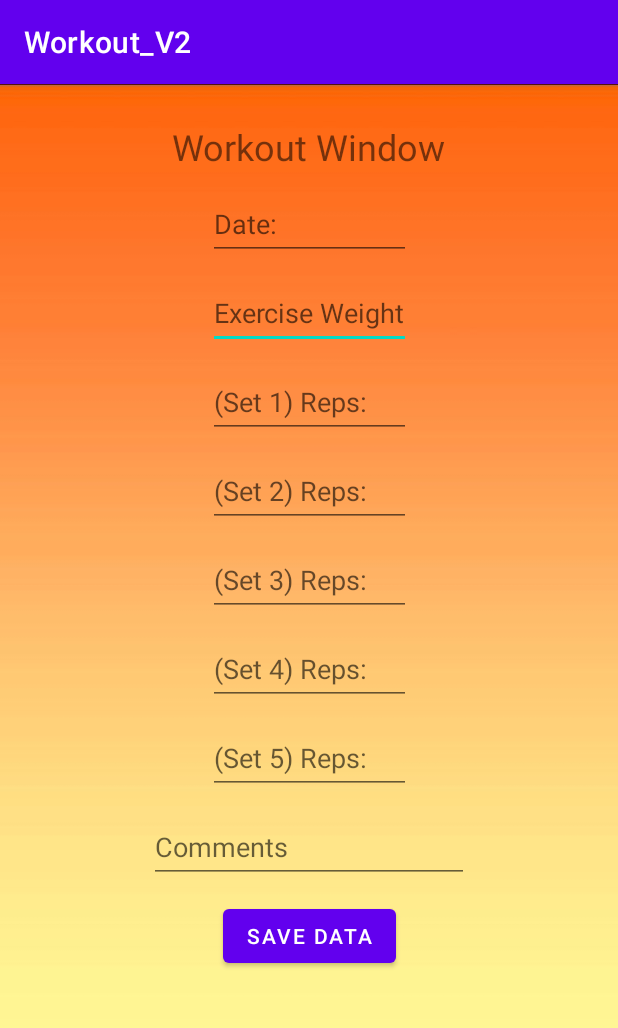
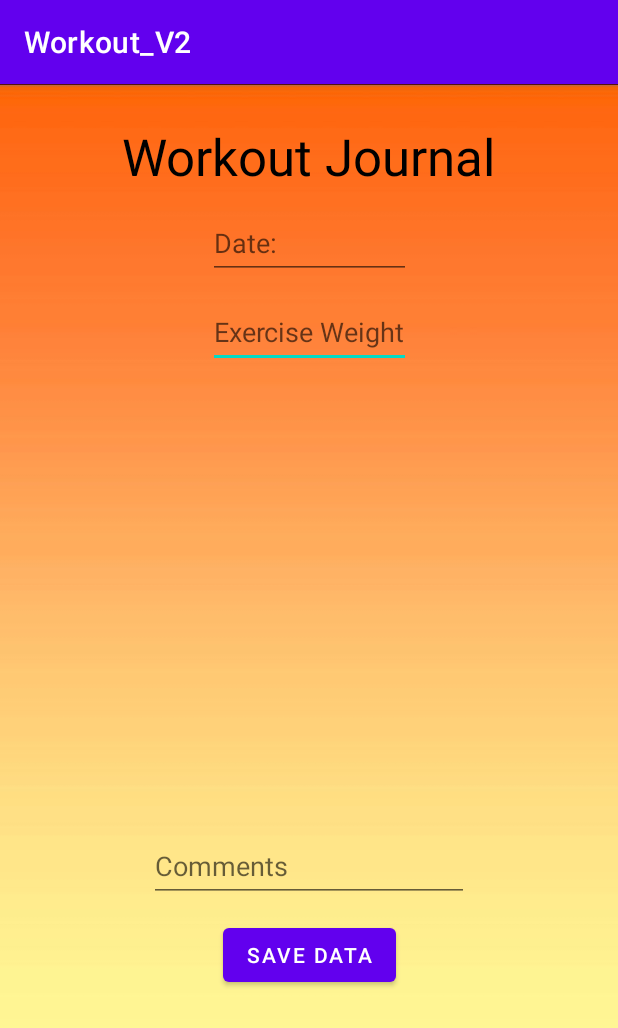
Before and after one commit to JPGregg/Workout-App, an Android app: the WorkoutStartActivity screen opened directly, with no data from a screen before it, after a tap on "SAVE DATA", on a phone screen of 412 x 824 dp. Shown: the top 1028 px of the screen. Run offline under Robolectric (Android 15) with nearby library versions, the phone set to English and light mode, and no system bars; 5 statements that could not run were skipped.

Commit message:
db working again. variable set numbers in workout start.

```diff
--- a/app/src/main/java/com/example/workout_v2/WorkoutStartActivity.java
+++ b/app/src/main/java/com/example/workout_v2/WorkoutStartActivity.java
@@ -4,6 +4,7 @@ import androidx.appcompat.app.AppCompatActivity;
 
 import android.content.ContentValues;
 import android.content.Intent;
+import android.database.Cursor;
 import android.database.sqlite.SQLiteDatabase;
 import android.os.Bundle;
 import android.view.View;
@@ -11,8 +12,38 @@ import android.widget.Button;
 import android.widget.EditText;
 import android.widget.Toast;
 
+import java.util.ArrayList;
+import java.util.Arrays;
+import java.util.List;
+
 public class WorkoutStartActivity extends AppCompatActivity {
     Button exerciseDataSave;
+
+    public List<Integer> colInfoInt(int colNum) {
+        SQLiteDatabase db = this.openOrCreateDatabase("test1",MODE_PRIVATE,null);
+        Intent intent = getIntent();
+        String extraTableName = intent.getStringExtra("tableName");
+        List<Integer> listInfo = new ArrayList<>();
+        String query = "SELECT * FROM " + extraTableName;
+        Cursor cursor = db.rawQuery(query,null);
+        if (cursor.moveToFirst()) {
+            do {
+                listInfo.add(cursor.getInt(colNum));
+            } while (cursor.moveToNext());
+        }
+        cursor.close();
+        return listInfo;
+    }
+
+    public int setValue(int setNum) {
+        int returnVal;
+        if (((EditText) findViewById(setNum)).getText().toString().equals("")) {
+            returnVal = 0;
+        } else {
+            returnVal = Integer.parseInt(((EditText) findViewById(setNum)).getText().toString());
+        }
+        return returnVal;
+    }
 
     @Override
     protected void onCreate(Bundle savedInstanceState) {
@@ -26,19 +57,35 @@ public class WorkoutStartActivity extends AppCompatActivity {
         String newQuery = "CREATE TABLE IF NOT EXISTS "+extraTableName+" (sets INT(2), totalReps INT(2), weight INT(3), weightType TEXT, " +
                 "date TEXT, comments TEXT, set1 INT(2), set2 INT(2), set3 INT(2), set4 INT(2), set5 INT(2))";
         db.execSQL(newQuery);
+
+        List<Integer> setCountList = new ArrayList<>();
+        setCountList = colInfoInt(0);
+        int setCount = setCountList.get(0);
+        //Toast.makeText(WorkoutStartActivity.this, Integer.toString(setCount), Toast.LENGTH_SHORT).show();
+        List<Integer> setETValues = Arrays.asList(R.id.editTextSet1, R.id.editTextSet2,
+                R.id.editTextSet3, R.id.editTextSet4, R.id.editTextSet5);
+        if (setCount < 5) {
+            for(int i = 5; i > setCount; i--) {
+                findViewById(setETValues.get(i-1)).setVisibility(View.INVISIBLE);
+            }
+        }
+
         exerciseDataSave.setOnClickListener(new View.OnClickListener() {
             @Override
             public void onClick(View view) {
                 try {
-                    int set1Value = Integer.parseInt(((EditText) findViewById(R.id.editTextSet1)).getText().toString());
-                    int set2Value = Integer.parseInt(((EditText) findViewById(R.id.editTextSet2)).getText().toString());
-                    int set3Value = Integer.parseInt(((EditText) findViewById(R.id.editTextSet3)).getText().toString());
-                    int set4Value = Integer.parseInt(((EditText) findViewById(R.id.editTextSet4)).getText().toString());
-                    int set5Value = Integer.parseInt(((EditText) findViewById(R.id.editTextSet5)).getText().toString());
+                    int set1Value = setValue(R.id.editTextSet1);
+                    int set2Value = setValue(R.id.editTextSet2);
+                    int set3Value = setValue(R.id.editTextSet3);
+                    int set4Value = setValue(R.id.editTextSet4);
+                    int set5Value = setValue(R.id.editTextSet5);
                     int totalRepValue = set1Value + set2Value + set3Value + set4Value + set5Value;
-                    int currentWeight = Integer.parseInt(((EditText) findViewById(R.id.currentWeightEditText)).getText().toString());
-                    String commentBox = ((EditText) findViewById(R.id.editTextCommentBox)).getText().toString();
-                    String currentDate = ((EditText) findViewById(R.id.editTextDate)).getText().toString();
+                    int currentWeight = Integer.parseInt(((EditText) findViewById(
+                            R.id.currentWeightEditText)).getText().toString());
+                    String commentBox = ((EditText) findViewById(
+                            R.id.editTextCommentBox)).getText().toString();
+                    String currentDate = ((EditText) findViewById(
+                            R.id.editTextDate)).getText().toString();
 
                     ContentValues cv = new ContentValues();
                     cv.put("set1", set1Value); //set1
@@ -50,10 +97,13 @@ public class WorkoutStartActivity extends AppCompatActivity {
                     cv.put("weight", currentWeight); //weight
                     cv.put("date", currentDate); //date
                     cv.put("comments", commentBox); //comments
+                    db.insert(extraTableName, null, cv);
+
                     Intent intent = new Intent(getApplicationContext(), HomeActivity.class);
                     startActivity(intent);
                 } catch (Exception e) {
-                    Toast.makeText(WorkoutStartActivity.this, "Missing exercise information",Toast.LENGTH_LONG).show();
+                    Toast.makeText(WorkoutStartActivity.this,
+                            "Missing exercise information",Toast.LENGTH_LONG).show();
                 }
             }
         });
--- a/app/src/main/res/layout/activity_result_selection.xml
+++ b/app/src/main/res/layout/activity_result_selection.xml
@@ -23,9 +23,11 @@
         android:layout_width="wrap_content"
         android:layout_height="wrap_content"
         android:layout_marginBottom="2dp"
-        android:layout_marginTop="80dp"
+        android:layout_marginTop="100dp"
+        android:gravity="center"
         android:text="@string/choose_exercise_to_view_results"
-        android:textSize="24sp"
+        android:textColor="@color/black"
+        android:textSize="34sp"
         app:layout_constraintBottom_toTopOf="@+id/resultListView"
         app:layout_constraintEnd_toEndOf="parent"
         app:layout_constraintHorizontal_bias="0.5"
--- a/app/src/main/res/layout/activity_workout_start.xml
+++ b/app/src/main/res/layout/activity_workout_start.xml
@@ -50,7 +50,7 @@
         android:layout_height="wrap_content"
         android:layout_marginTop="11dp"
         android:ems="10"
-        android:hint="(Set 1) Reps: "
+        android:hint="(Set #1) Reps: "
         android:inputType="number"
         android:minHeight="48dp"
         app:layout_constraintEnd_toEndOf="parent"
@@ -65,7 +65,7 @@
         android:layout_height="wrap_content"
         android:layout_marginTop="11dp"
         android:ems="10"
-        android:hint="(Set 2) Reps: "
+        android:hint="(Set #2) Reps: "
         android:inputType="number"
         android:minHeight="48dp"
         app:layout_constraintEnd_toEndOf="parent"
@@ -79,7 +79,7 @@
         android:layout_height="wrap_content"
         android:layout_marginTop="11dp"
         android:ems="10"
-        android:hint="(Set 3) Reps: "
+        android:hint="(Set #3) Reps: "
         android:inputType="number"
         android:minHeight="48dp"
         app:layout_constraintEnd_toEndOf="parent"
@@ -93,7 +93,7 @@
         android:layout_height="wrap_content"
         android:layout_marginTop="11dp"
         android:ems="10"
-        android:hint="(Set 4) Reps: "
+        android:hint="(Set #4) Reps: "
         android:inputType="number"
         android:minHeight="48dp"
         app:layout_constraintEnd_toEndOf="parent"
@@ -107,7 +107,7 @@
         android:layout_height="wrap_content"
         android:layout_marginTop="11dp"
         android:ems="10"
-        android:hint="(Set 5) Reps: "
+        android:hint="(Set #5) Reps: "
         android:inputType="number"
         android:minHeight="48dp"
         app:layout_constraintEnd_toEndOf="parent"
@@ -148,8 +148,9 @@
         android:layout_width="wrap_content"
         android:layout_height="wrap_content"
         android:layout_marginTop="25dp"
-        android:text="Workout Window"
-        android:textSize="24sp"
+        android:text="Workout Journal"
+        android:textColor="@color/black"
+        android:textSize="34sp"
         app:layout_constraintEnd_toEndOf="parent"
         app:layout_constraintHorizontal_bias="0.5"
         app:layout_constraintStart_toStartOf="parent"
```
Also changed, not shown: app/src/main/res/layout/activity_home.xml (+9 -1 lines), app/src/main/res/layout/activity_workout_select.xml (+4 -3 lines).
